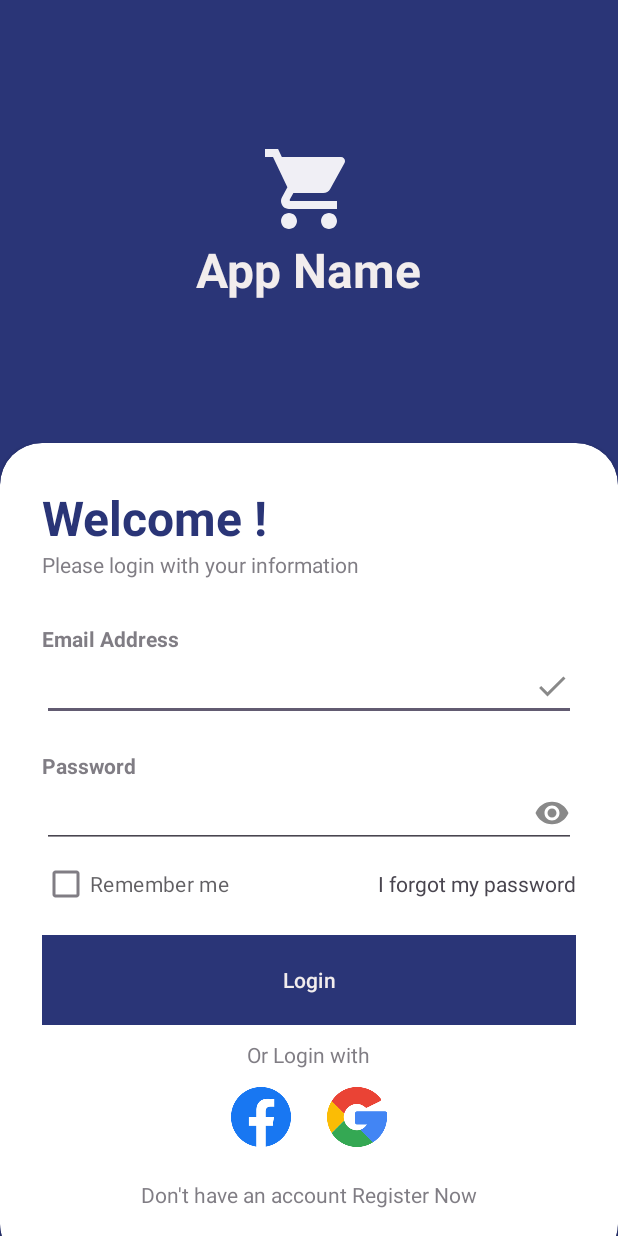
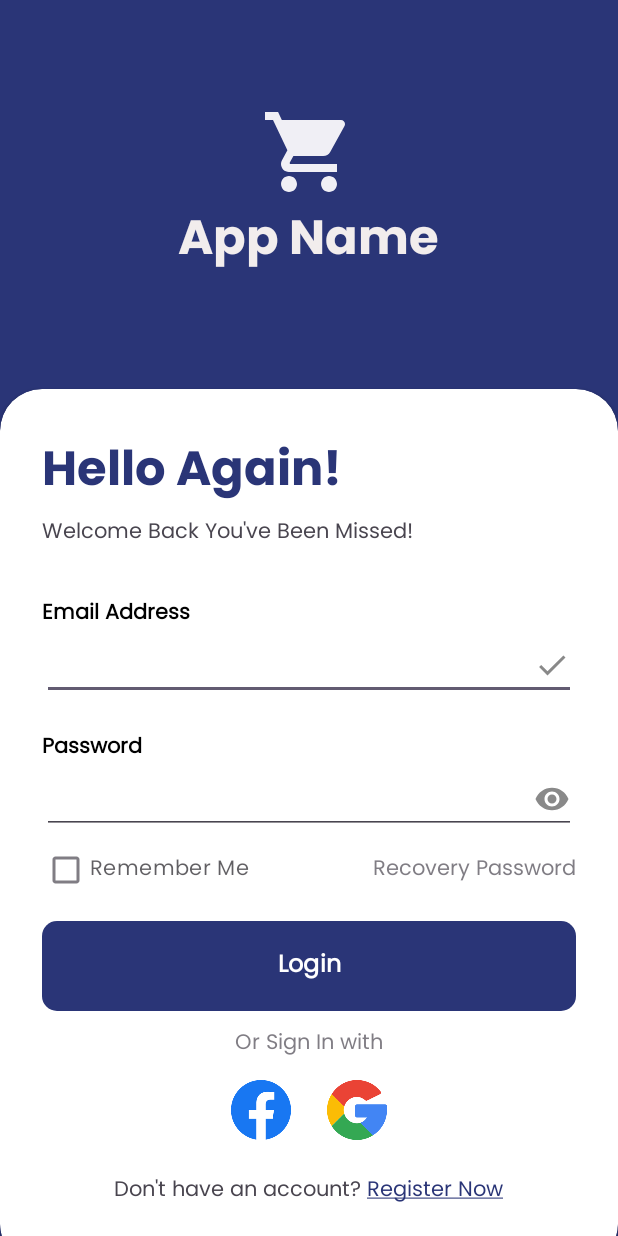
Before and after one commit to IT21203176/E-Commerce-Mobile-Application, an Android app: the LoginActivity screen opened directly, with no data from a screen before it, on a phone screen of 412 x 824 dp. Run offline under Robolectric (Android 15) with nearby library versions, the phone set to English and light mode, and no system bars; 1 statement that could not run was skipped.

Commit message:
Login Nav to SignUp Nav Commit

```diff
--- a/app/src/main/java/com/example/ecommerce_mobile_app/LoginActivity.kt
+++ b/app/src/main/java/com/example/ecommerce_mobile_app/LoginActivity.kt
@@ -1,6 +1,14 @@
 package com.example.ecommerce_mobile_app
 
+import android.content.Intent
 import android.os.Bundle
+import android.text.Html
+import android.text.SpannableString
+import android.text.Spanned
+import android.text.method.LinkMovementMethod
+import android.text.style.ClickableSpan
+import android.view.View
+import android.widget.TextView
 import androidx.activity.enableEdgeToEdge
 import androidx.appcompat.app.AppCompatActivity
 import androidx.core.view.ViewCompat
@@ -9,12 +17,36 @@ import androidx.core.view.WindowInsetsCompat
 class LoginActivity : AppCompatActivity() {
     override fun onCreate(savedInstanceState: Bundle?) {
         super.onCreate(savedInstanceState)
-        enableEdgeToEdge()
         setContentView(R.layout.activity_login)
-        ViewCompat.setOnApplyWindowInsetsListener(findViewById(R.id.main)) { v, insets ->
-            val systemBars = insets.getInsets(WindowInsetsCompat.Type.systemBars())
-            v.setPadding(systemBars.left, systemBars.top, systemBars.right, systemBars.bottom)
-            insets
+
+        val registerTextView: TextView = findViewById(R.id.register_txt)
+
+        // Set the text from the string resource with HTML tags
+        registerTextView.text = Html.fromHtml(getString(R.string.signup_choice))
+
+        // Create a SpannableString from the parsed HTML string
+        val spannableString = SpannableString(registerTextView.text)
+
+        // Create a clickable span for "Register Now"
+        val clickableSpan = object : ClickableSpan() {
+            override fun onClick(widget: View) {
+                // Navigate to RegisterActivity
+                val intent = Intent(this@LoginActivity, RegisterActivity::class.java)
+                startActivity(intent)
+            }
         }
+
+        // Find the start and end of "Register Now" in the string
+        val start = spannableString.toString().indexOf("Register Now")
+        val end = start + "Register Now".length
+
+        // Apply the clickable span to the "Register Now" part of the text
+        spannableString.setSpan(clickableSpan, start, end, Spanned.SPAN_EXCLUSIVE_EXCLUSIVE)
+
+        // Set the modified spannable string to the TextView
+        registerTextView.text = spannableString
+
+        // Enable movement method to make the link clickable
+        registerTextView.movementMethod = LinkMovementMethod.getInstance()
     }
 }
--- a/app/src/main/res/layout/activity_login.xml
+++ b/app/src/main/res/layout/activity_login.xml
@@ -9,6 +9,7 @@
     tools:context=".LoginActivity">
 
     <RelativeLayout
+        android:id="@+id/r1"
         android:layout_width="match_parent"
         android:layout_height="match_parent" />
 
@@ -23,15 +24,17 @@
         <ImageView
             android:layout_width="wrap_content"
             android:layout_height="wrap_content"
-            android:src="@drawable/shopping_cart_icon"/>
+            android:src="@drawable/shopping_cart_icon"
+            android:contentDescription="@string/login_icon_description"/>
 
         <TextView
             android:layout_width="wrap_content"
             android:layout_height="wrap_content"
-            android:text="App Name"
+            android:fontFamily="@font/poppins_bold"
+            android:text="@string/app_heading"
             android:textColor="@color/grey_bg"
             android:textSize="32sp"
-            android:textStyle="bold"/>
+            android:textStyle="bold" />
 
 
     </LinearLayout>
@@ -53,51 +56,60 @@
             <TextView
                 android:layout_width="wrap_content"
                 android:layout_height="wrap_content"
-                android:text="Welcome !"
+                android:fontFamily="@font/poppins_bold"
+                android:text="@string/welcome"
                 android:textColor="@color/dark_moderate_blue"
-                android:textSize="32dp"
-                android:textStyle="bold"/>
+                android:textSize="32sp"
+                android:textStyle="bold" />
 
             <TextView
                 android:layout_width="wrap_content"
                 android:layout_height="wrap_content"
-                android:text="Please login with your information"
-                android:alpha="0.7"/>
+                android:textSize="14sp"
+                android:fontFamily="@font/poppins"
+                android:text="@string/login_description" />
 
             <View
                 android:layout_width="wrap_content"
                 android:layout_height="30dp"/>
 
             <TextView
+                android:id="@+id/email_address"
                 android:layout_width="wrap_content"
                 android:layout_height="wrap_content"
-                android:text="Email Address"
-                android:alpha="0.7"
-                android:textStyle="bold"/>
+                android:fontFamily="@font/poppins"
+                android:text="@string/email_address"
+                android:textColor="@color/black"
+                android:textStyle="bold" />
 
             <EditText
+                android:id="@+id/email_input"
                 android:layout_width="match_parent"
                 android:layout_height="wrap_content"
+                android:drawableEnd="@drawable/done_icon"
                 android:inputType="textEmailAddress"
-                android:drawableEnd="@drawable/done_icon"
-                />
+                android:autofillHints="emailAddress"/>
 
             <View
                 android:layout_width="wrap_content"
                 android:layout_height="20dp"/>
 
             <TextView
+                android:id="@+id/password"
                 android:layout_width="wrap_content"
                 android:layout_height="wrap_content"
-                android:text="Password"
-                android:alpha="0.7"
-                android:textStyle="bold"/>
+                android:fontFamily="@font/poppins"
+                android:text="@string/pwd"
+                android:textStyle="bold"
+                android:textColor="@color/black"/>
 
             <EditText
+                android:id="@+id/pwd_input"
                 android:layout_width="match_parent"
                 android:layout_height="wrap_content"
+                android:drawableEnd="@drawable/password_icon"
                 android:inputType="textPassword"
-                android:drawableEnd="@drawable/password_icon"/>
+                android:autofillHints="password" />
 
             <RelativeLayout
                 android:layout_width="match_parent"
@@ -106,16 +118,19 @@
                 <CheckBox
                     android:layout_width="wrap_content"
                     android:layout_height="wrap_content"
-                    android:text="Remember me"
+                    android:text="@string/remember"
+                    android:fontFamily="@font/poppins"
                     android:layout_centerVertical="true"
                     android:alpha="0.7"/>
 
                 <TextView
                     android:layout_width="wrap_content"
                     android:layout_height="wrap_content"
-                    android:text="I forgot my password"
                     android:layout_alignParentEnd="true"
-                    android:layout_centerVertical="true"/>
+                    android:layout_centerVertical="true"
+                    android:fontFamily="@font/poppins"
+                    android:text="@string/recovery_pwd"
+                    android:alpha="0.7"/>
 
             </RelativeLayout>
 
@@ -126,10 +141,12 @@
             <com.google.android.material.button.MaterialButton
                 android:layout_width="match_parent"
                 android:layout_height="60dp"
+                android:background="@drawable/dark_moderate_blue_bg"
+                android:fontFamily="@font/poppins"
                 android:text="Login"
-                android:background="@color/dark_moderate_blue"
-                android:textColor="@color/grey_bg"
-                app:cornerRadius="32dp"/>
+                android:textColor="@color/white"
+                android:textSize="16sp"
+                android:textStyle="bold" />
 
             <View
                 android:layout_width="wrap_content"
@@ -138,9 +155,10 @@
             <TextView
                 android:layout_width="wrap_content"
                 android:layout_height="wrap_content"
-                android:text="Or Login with"
                 android:layout_gravity="center"
-                android:alpha="0.7"/>
+                android:alpha="0.7"
+                android:fontFamily="@font/poppins"
+                android:text="@string/choice" />
 
             <LinearLayout
                 android:layout_width="match_parent"
@@ -152,13 +170,15 @@
                     android:layout_width="40dp"
                     android:layout_height="40dp"
                     android:layout_margin="12dp"
-                    android:background="@drawable/fb"/>
+                    android:background="@drawable/fb"
+                    android:contentDescription="@string/fb_icon_description"/>
 
                 <ImageView
                     android:layout_width="40dp"
                     android:layout_height="40dp"
                     android:layout_margin="12dp"
-                    android:background="@drawable/google"/>
+                    android:background="@drawable/google"
+                    android:contentDescription="@string/google_icon_description"/>
 
 
             </LinearLayout>
@@ -168,11 +188,12 @@
                 android:layout_height="10dp"/>
 
             <TextView
+                android:id="@+id/register_txt"
                 android:layout_width="wrap_content"
                 android:layout_height="wrap_content"
-                android:text="Don't have an account Register Now"
                 android:layout_gravity="center"
-                android:alpha="0.7"/>
+                android:fontFamily="@font/poppins"
+                android:text="@string/signup_choice" />
 
             <View
                 android:layout_width="wrap_content"
--- a/app/src/main/res/values/strings.xml
+++ b/app/src/main/res/values/strings.xml
@@ -28,11 +28,23 @@
     <string name="pay_method">Payment Method</string>
     <string name="amex">American Express</string>
     <string name="get_start_btn">Get Started</string>
+    <string name="app_heading">App Name</string>
+    <string name="welcome">Hello Again!</string>
+    <string name="login_description">Welcome Back You\'ve Been Missed!</string>
+    <string name="email_address">Email Address</string>
+    <string name="pwd">Password</string>
+    <string name="remember">Remember Me</string>
+    <string name="recovery_pwd">Recovery Password</string>
+    <string name="choice">Or Sign In with</string>
+    <string name="signup_choice">Don\'t have an account? <b>Register Now</b></string>
 
     <string name="edit_icon_description">Edit Contact Information</string>
     <string name="phone_icon_description">Phone Icon</string>
     <string name="email_icon_description">Email Icon</string>
     <string name="back_button_description">Back</string>
     <string name="logo_description">Logo Image</string>
+    <string name="login_icon_description">Logo Image</string>
+    <string name="fb_icon_description">Fb Image</string>
+    <string name="google_icon_description">Google Image</string>
 
 </resources>
```
